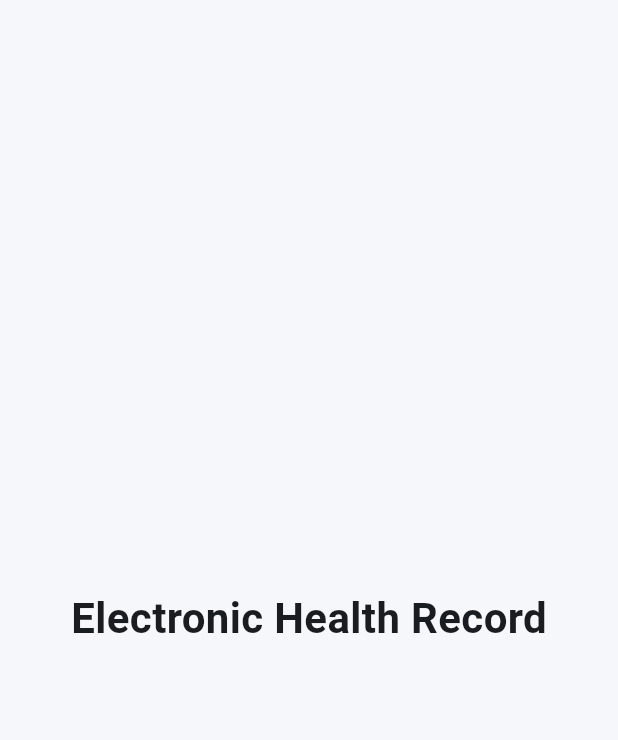
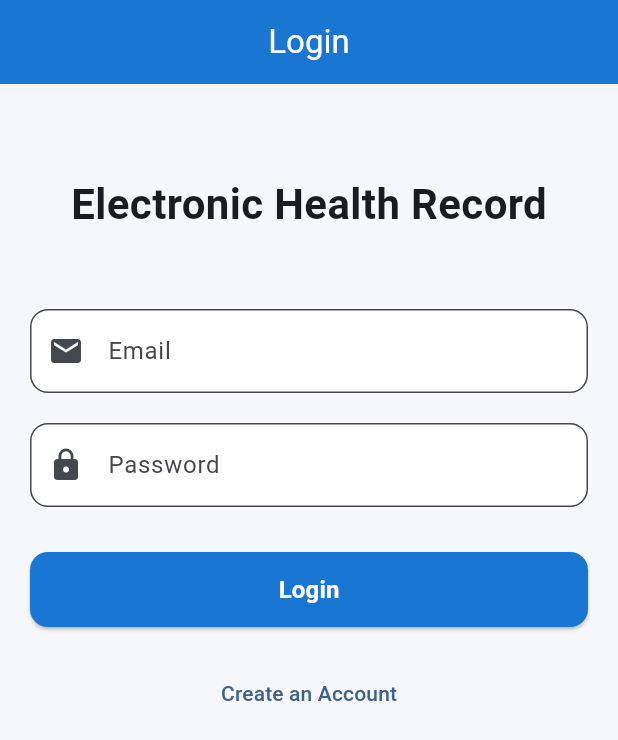
Before and after one commit to ShadowfighterAC/Digital-Health-Record-System, a Flutter app: the screen it shows after launch, on a phone screen of 412 x 824 dp. Shown: the top 740 px of the screen. Run offline on Flutter 3.47's test engine with Material 3 defaults, Android fonts, the phone set to English and light mode, and no system bars; our stand-ins replace firebase_core; accounts and stored records are empty.

Commit message:
Create reusable widgets and login screen UI

```diff
--- /dev/null
+++ b/lib/screens/auth/login_screen.dart
@@ -0,0 +1,85 @@
+import 'package:flutter/material.dart';
+
+import '../../widgets/custom_button.dart';
+import '../../widgets/custom_text_field.dart';
+
+class LoginScreen extends StatefulWidget {
+  const LoginScreen({super.key});
+
+  @override
+  State<LoginScreen> createState() => _LoginScreenState();
+}
+
+class _LoginScreenState extends State<LoginScreen> {
+  final emailController = TextEditingController();
+  final passwordController = TextEditingController();
+
+  @override
+  void dispose() {
+    emailController.dispose();
+    passwordController.dispose();
+    super.dispose();
+  }
+
+  @override
+  Widget build(BuildContext context) {
+    return Scaffold(
+      appBar: AppBar(
+        title: const Text("Login"),
+      ),
+      body: SafeArea(
+        child: SingleChildScrollView(
+          padding: const EdgeInsets.all(20),
+          child: Column(
+            crossAxisAlignment: CrossAxisAlignment.stretch,
+            children: [
+              const SizedBox(height: 40),
+
+              const Center(
+                child: Text(
+                  "Electronic Health Record",
+                  style: TextStyle(
+                    fontSize: 28,
+                    fontWeight: FontWeight.bold,
+                  ),
+                ),
+              ),
+
+              const SizedBox(height: 50),
+
+              CustomTextField(
+                controller: emailController,
+                hintText: "Email",
+                prefixIcon: Icons.email,
+                keyboardType: TextInputType.emailAddress,
+              ),
+
+              const SizedBox(height: 20),
+
+              CustomTextField(
+                controller: passwordController,
+                hintText: "Password",
+                prefixIcon: Icons.lock,
+                obscureText: true,
+              ),
+
+              const SizedBox(height: 30),
+
+              CustomButton(
+                text: "Login",
+                onPressed: () {},
+              ),
+
+              const SizedBox(height: 20),
+
+              TextButton(
+                onPressed: () {},
+                child: const Text("Create an Account"),
+              ),
+            ],
+          ),
+        ),
+      ),
+    );
+  }
+}
--- /dev/null
+++ b/lib/widgets/custom_button.dart
@@ -0,0 +1,41 @@
+import 'package:flutter/material.dart';
+
+class CustomButton extends StatelessWidget {
+  final String text;
+  final VoidCallback onPressed;
+  final bool isLoading;
+
+  const CustomButton({
+    super.key,
+    required this.text,
+    required this.onPressed,
+    this.isLoading = false,
+  });
+
+  @override
+  Widget build(BuildContext context) {
+    return SizedBox(
+      width: double.infinity,
+      height: 50,
+      child: ElevatedButton(
+        onPressed: isLoading ? null : onPressed,
+        child: isLoading
+            ? const SizedBox(
+                height: 22,
+                width: 22,
+                child: CircularProgressIndicator(
+                  strokeWidth: 2,
+                  color: Colors.white,
+                ),
+              )
+            : Text(
+                text,
+                style: const TextStyle(
+                  fontSize: 16,
+                  fontWeight: FontWeight.bold,
+                ),
+              ),
+      ),
+    );
+  }
+}
--- /dev/null
+++ b/lib/widgets/custom_text_field.dart
@@ -0,0 +1,31 @@
+import 'package:flutter/material.dart';
+
+class CustomTextField extends StatelessWidget {
+  final TextEditingController controller;
+  final String hintText;
+  final IconData prefixIcon;
+  final bool obscureText;
+  final TextInputType keyboardType;
+
+  const CustomTextField({
+    super.key,
+    required this.controller,
+    required this.hintText,
+    required this.prefixIcon,
+    this.obscureText = false,
+    this.keyboardType = TextInputType.text,
+  });
+
+  @override
+  Widget build(BuildContext context) {
+    return TextField(
+      controller: controller,
+      keyboardType: keyboardType,
+      obscureText: obscureText,
+      decoration: InputDecoration(
+        hintText: hintText,
+        prefixIcon: Icon(prefixIcon),
+      ),
+    );
+  }
+}
```
Also changed, not shown: lib/screens/splash/splash_screen.dart (+57 -8 lines).
